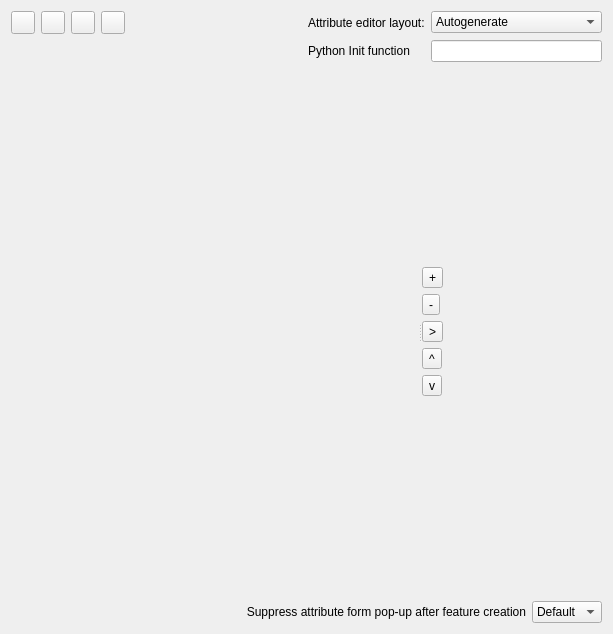
Above: src/ui/qgsfieldspropertiesbase.ui from carsmie/QGIS before the change. Below: the same form after it.
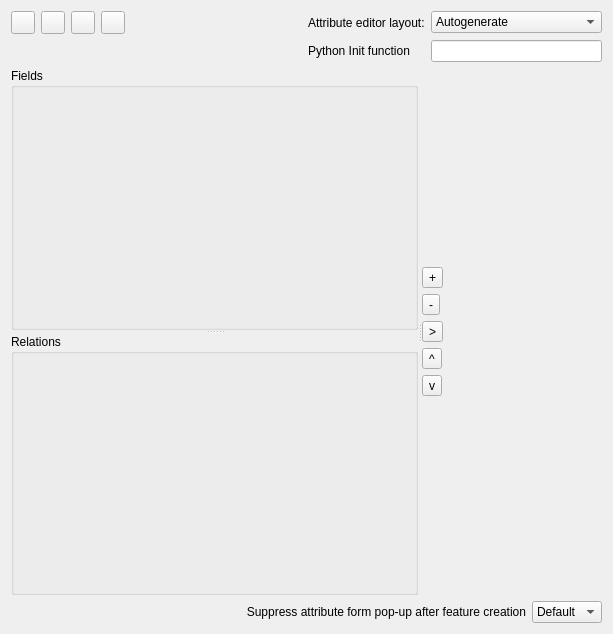
That is the form after the change. Icons and pictures are not drawn. Custom widgets are drawn as their Qt base class.

Commit message: Add relations capabilites and widgets

```diff
--- a/src/ui/qgsfieldspropertiesbase.ui
+++ b/src/ui/qgsfieldspropertiesbase.ui
@@ -107,12 +107,20 @@
          <property name="orientation">
           <enum>Qt::Vertical</enum>
          </property>
-         <widget class="QWidget" name="mAttributesListFrame" native="true">
-          <layout class="QGridLayout" name="mAttributesListLayout">
-           <property name="margin">
-            <number>0</number>
-           </property>
-          </layout>
+         <widget class="QgsCollapsibleGroupBox" name="mAttributesListFrame">
+          <property name="title">
+           <string>Fields</string>
+          </property>
+          <layout class="QGridLayout" name="mAttributesListLayout"/>
+         </widget>
+         <widget class="QgsCollapsibleGroupBox" name="mRelationsFrame">
+          <property name="title">
+           <string>Relations</string>
+          </property>
+          <property name="collapsed" stdset="0">
+           <bool>true</bool>
+          </property>
+          <layout class="QGridLayout" name="mRelationsFrameLayout"/>
          </widget>
         </widget>
        </item>
@@ -430,6 +438,14 @@
    </item>
   </layout>
  </widget>
+ <customwidgets>
+  <customwidget>
+   <class>QgsCollapsibleGroupBox</class>
+   <extends>QGroupBox</extends>
+   <header>qgscollapsiblegroupbox.h</header>
+   <container>1</container>
+  </customwidget>
+ </customwidgets>
  <resources>
   <include location="../../images/images.qrc"/>
  </resources>
```
The commit also changes 59 other files.
